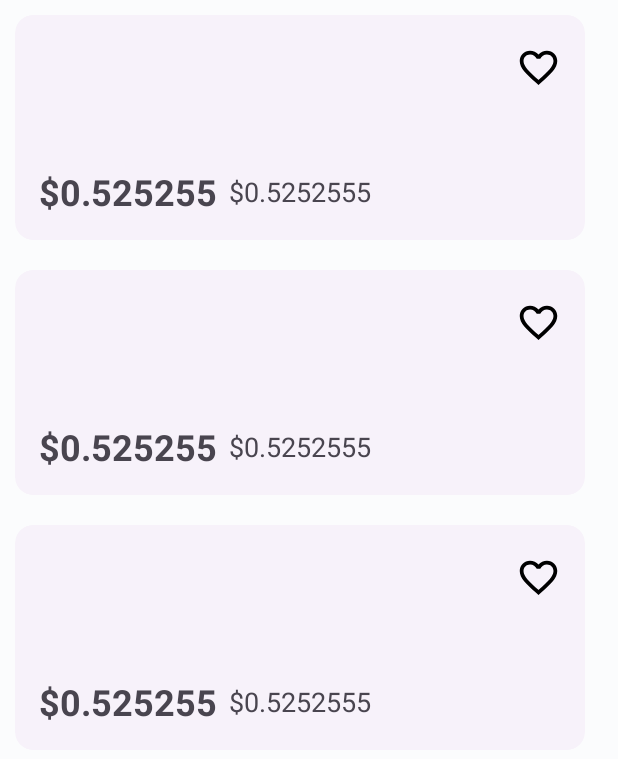
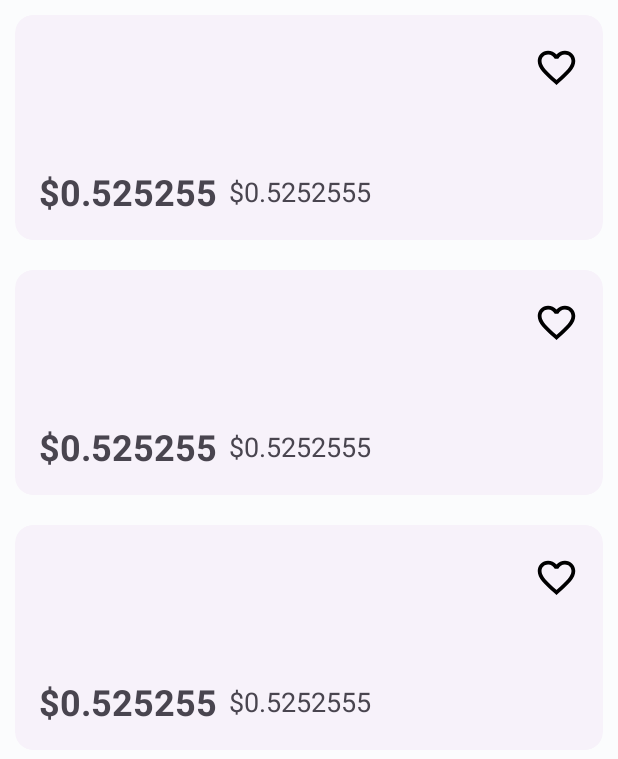
Before and after one commit to ShaikhFarhan882/CryptoTracker, an Android app: the layout fragment_favourites.xml on its own in the app's theme, with its tools: preview values and no code run, on a phone screen of 412 x 824 dp. Shown: the top 759 px of the screen. Run offline under Robolectric (Android 15) with nearby library versions, the phone set to English and light mode, and no system bars.

Commit message:
fixed cardView alignment in favourites currency screen.

```diff
--- a/app/src/main/java/com/example/cryptotracker/MainActivity.kt
+++ b/app/src/main/java/com/example/cryptotracker/MainActivity.kt
@@ -44,6 +44,7 @@ class MainActivity : AppCompatActivity() {
         binding.bottomNav.setupWithNavController(navController)
 
         val database = CryptoDatabase.getDatabase(this)
+
         val repository = Repository(database)
         viewModel = ViewModelProvider(
             this,
--- a/app/src/main/res/layout/fragment_favourites.xml
+++ b/app/src/main/res/layout/fragment_favourites.xml
@@ -30,7 +30,6 @@
             android:id="@+id/FavRecView"
             android:layout_width="0dp"
             android:layout_height="0dp"
-            android:layout_marginEnd="12dp"
             app:layout_constraintBottom_toBottomOf="parent"
             app:layout_constraintEnd_toEndOf="parent"
             app:layout_constraintHorizontal_bias="0.5"
```
